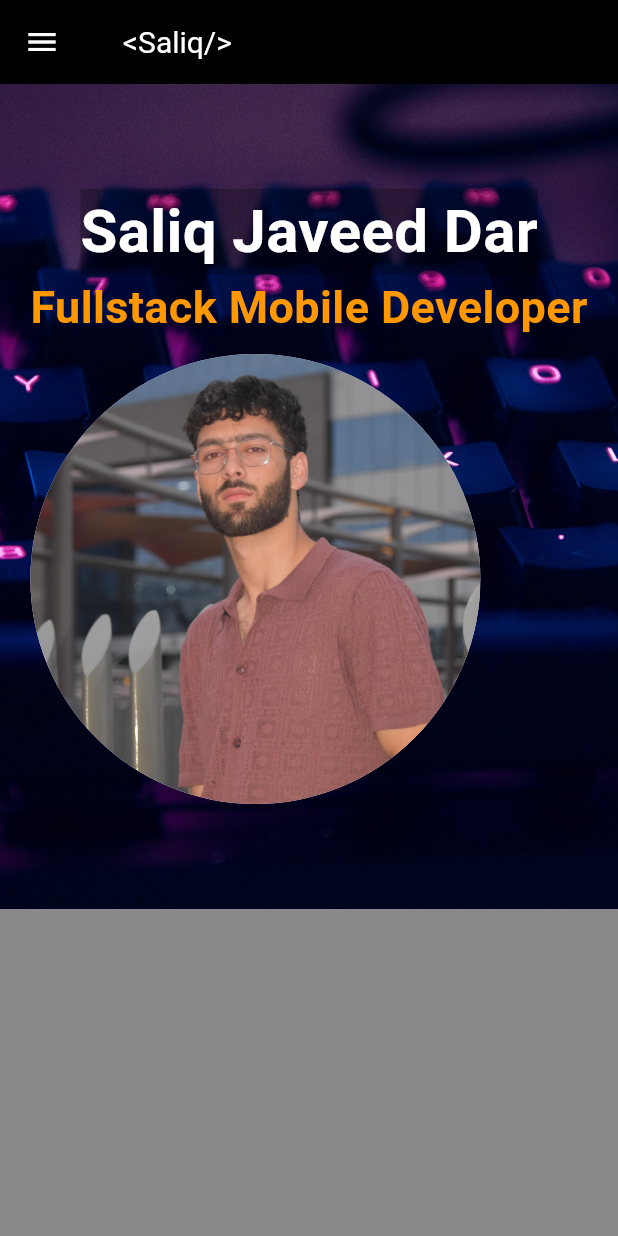
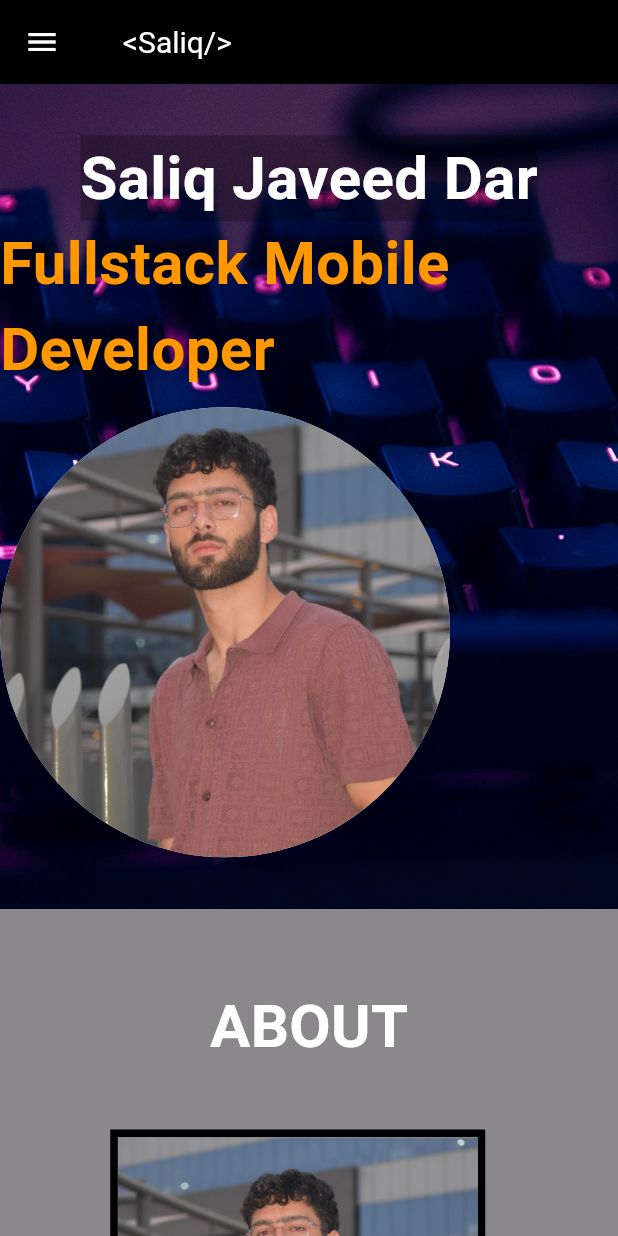
Before and after one commit to saliq03/My_Portfolio, a Flutter app: the screen it shows after launch, on a phone screen of 412 x 824 dp. Run offline on Flutter 3.47's test engine with Material 3 defaults, Android fonts, the light colour scheme and no system bars.

Commit message:
more components added

```diff
--- a/lib/components/about.dart
+++ b/lib/components/about.dart
@@ -10,12 +10,81 @@ class AboutState extends State<About>{
     MediaQueryData mediaQuery=MediaQuery.of(context);
     return Container(
         width:  mediaQuery.size.width*1,
-        height: 550,
+        // height: 550,
       color: Colors.black45,
       child: Center(
-        child: Text("ABOUT",style: TextStyle(color: Colors.white,fontSize: 40,fontWeight: FontWeight.bold,),),
+        child: Padding(
+          padding: const EdgeInsets.only(top: 50,bottom: 70,right: 20,left: 20),
+          child: Column(
+              children: [
+                Text("ABOUT",style: TextStyle(color: Colors.white,fontSize: 40,fontWeight: FontWeight.bold,),),
+                SizedBox(height: 40,),
+                Wrap(
+                  alignment: WrapAlignment.center,
+                  children: [
+                    // CircleAvatar(
+                    //   radius: 150,
+                    //   backgroundImage: AssetImage('assets/images/saliq.jpg'),
+                    // ),
+                    Padding(
+                      padding: const EdgeInsets.only(bottom: 20),
+                      child: Container(
+                        width: 250,
+                          height:270,
+                          child: Image.asset('assets/images/saliq.jpg'),
+                      decoration: BoxDecoration(
+                      border: Border.all(
+                        width: 5,
+                        color: Colors.black
+                      )
+                      ),),
+                    ),
+                    SizedBox(width: 15,),
+                    infoColumn(),
+                   ]
+                )
+                  ]
+                ),
+        )
       ),
     );
   }
 
+  Column infoColumn(){
+    return Column(
+      crossAxisAlignment: CrossAxisAlignment.start,
+        children: [
+          Text("Flutter Developer",style: TextStyle(fontSize: 30,fontWeight: FontWeight.bold)),
+          SizedBox(
+            width: 700,
+            child: Text("Hello! I’m Saliq Javeed , a Flutter Developer with a robust skill set in  Flutter,"
+                " Dart, SQL, Java, XML, SQLite, and more. Currently in my final  year of B.Tech Computer Science,"
+                " I'm actively working as an intern on  the Miety project at MANUU. With my knowledge "
+                "and experience,  I strive to create efficient and innovative solutions in the realm of mobile development.",
+                style: TextStyle(fontSize:20)),
+          ),
+          SizedBox(height: 20,),
+          myRichText('Name', 'Saliq Javeed Dar'),
+          myRichText('Name', 'Saliq Javeed Dar'),
+
+        ]
+    );
+  }
+
+  RichText myRichText(String name,String data){
+    return RichText(
+        text: TextSpan(
+          children: [
+            TextSpan(
+              text: '$name:',
+              style: TextStyle(fontWeight: FontWeight.bold,fontSize: 20,)
+            ),
+            TextSpan(
+                text: ' $data',
+                style: TextStyle(fontSize: 20)
+            )
+          ]
+        )
+    );
+  }
 }
--- a/lib/components/home.dart
+++ b/lib/components/home.dart
@@ -23,7 +23,7 @@ class HomeState extends State<Home>{
         child: Center(
           child: Wrap(
             crossAxisAlignment: WrapCrossAlignment.center,
-            spacing: 10,
+            spacing: 50,
             runSpacing: 10,
 
             // mainAxisAlignment: MainAxisAlignment.center,
@@ -33,7 +33,7 @@ class HomeState extends State<Home>{
                 mainAxisAlignment: MainAxisAlignment.center,
                   children: [
                     Text("Saliq Javeed Dar",style: TextStyle(fontSize: 40,fontWeight: FontWeight.bold,color: Colors.white,backgroundColor: Colors.black26),),
-                    Text("Fullstack Mobile Developer",style: TextStyle(fontSize: 30,fontWeight: FontWeight.bold,color: Colors.orange))
+                    Text("Fullstack Mobile Developer",style: TextStyle(fontSize: 40,fontWeight: FontWeight.bold,color: Colors.orange))
                   ],
               ),
               CircleAvatar(
--- a/lib/porfolio.dart
+++ b/lib/porfolio.dart
@@ -1,6 +1,9 @@
+import 'dart:developer';
+
 import 'package:flutter/cupertino.dart';
 import 'package:flutter/material.dart';
 import 'package:my_portfolio/components/about.dart';
+import 'package:my_portfolio/components/services.dart';
 
 import 'components/home.dart';
 
@@ -16,11 +19,11 @@ class _PortfolioState extends State<Portfolio>{
     ),
     Padding(
       padding: const EdgeInsets.all(8.0),
-      child: TextButton(onPressed: (){}, child: Text('Education',style: TextStyle(color: Colors.white,),)),
+      child: TextButton(onPressed: (){}, child: Text('About',style: TextStyle(color: Colors.white,),)),
     ),
     Padding(
       padding: const EdgeInsets.all(8.0),
-      child: TextButton(onPressed: (){}, child: Text('Skills',style: TextStyle(color: Colors.white,))),
+      child: TextButton(onPressed: (){}, child: Text('Services',style: TextStyle(color: Colors.white,))),
     )
   ];
 
@@ -47,7 +50,8 @@ class _PortfolioState extends State<Portfolio>{
         child: Column(
             children: [
               Home(),
-              About()
+              About(),
+              Services()
             ]
         ),
       ),
```
Also changed, not shown: lib/components/services.dart (added, +72 -0 lines).
